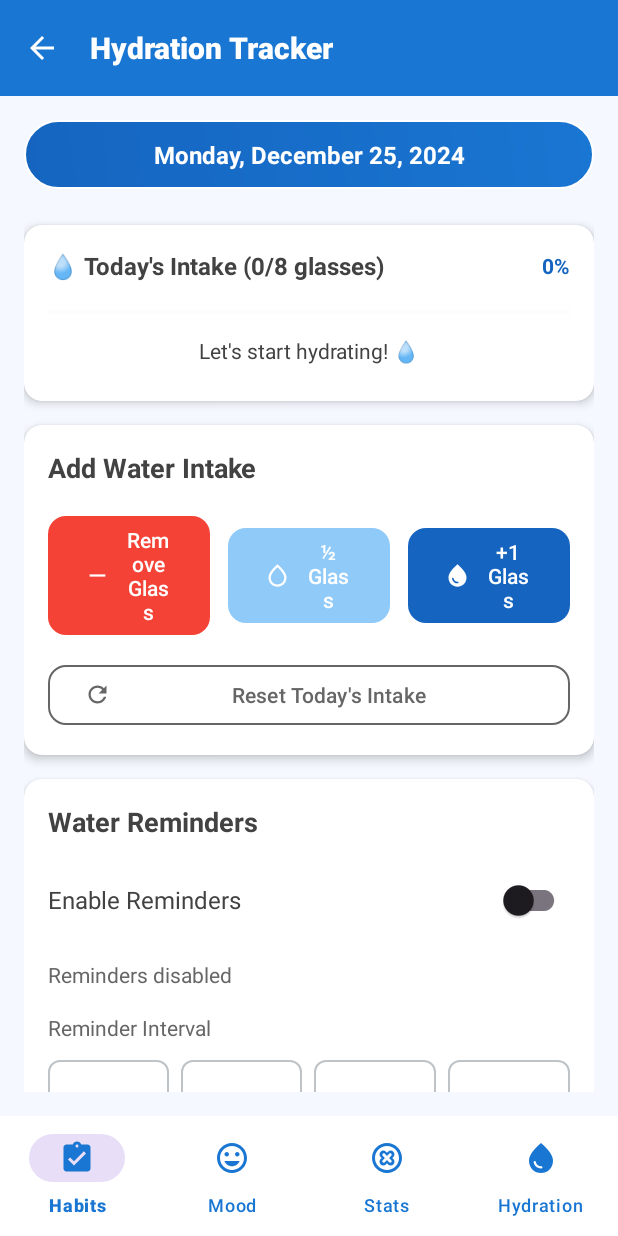
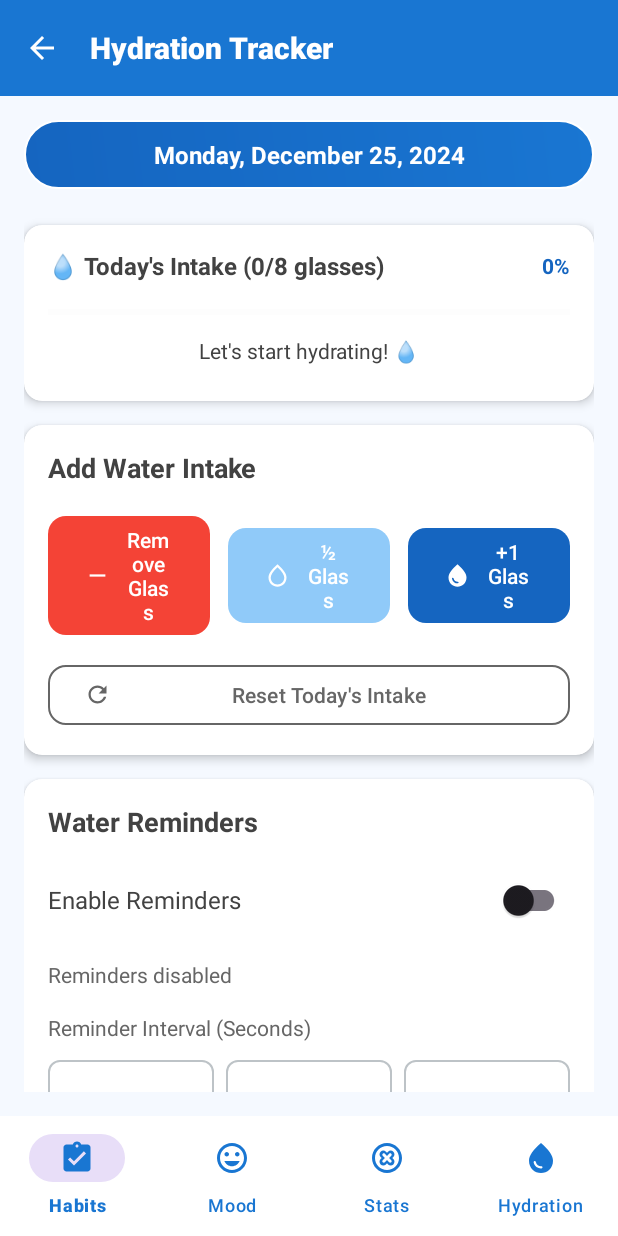
Before and after one commit to thusithassilva/HealthApp, an Android app: the layout activity_hydration.xml on its own in the app's theme, with its tools: preview values and no code run, on a phone screen of 412 x 824 dp. Run offline under Robolectric (Android 15) with nearby library versions, the phone set to English and light mode, and no system bars.

Commit message:
develop hydration
hydration problems solved

```diff
--- a/app/src/main/AndroidManifest.xml
+++ b/app/src/main/AndroidManifest.xml
@@ -8,6 +8,8 @@
     <uses-permission android:name="android.permission.ACCESS_FINE_LOCATION" />
     <uses-permission android:name="android.permission.ACCESS_COARSE_LOCATION" />
     <uses-permission android:name="android.permission.ACTIVITY_RECOGNITION" />
+    <uses-permission android:name="android.permission.SCHEDULE_EXACT_ALARM" />
+    <uses-permission android:name="android.permission.USE_EXACT_ALARM" />
 
     <application
         android:allowBackup="true"
@@ -26,7 +28,8 @@
             android:exported="false" />
         <activity
             android:name=".WaterReminderReceiver"
-            android:exported="false" /> <!-- Activities -->
+            android:exported="false" />
+        <!-- Activities -->
         <activity
             android:name=".SplashActivity"
             android:exported="true">
--- a/app/src/main/res/layout/activity_hydration.xml
+++ b/app/src/main/res/layout/activity_hydration.xml
@@ -285,7 +285,7 @@
                     <TextView
                         android:layout_width="match_parent"
                         android:layout_height="wrap_content"
-                        android:text="Reminder Interval"
+                        android:text="Reminder Interval (Seconds)"
                         android:textColor="@color/gray"
                         android:textSize="14sp"
                         android:layout_marginBottom="8dp" />
@@ -301,7 +301,7 @@
                             android:layout_height="wrap_content"
                             android:layout_weight="1"
                             android:layout_marginEnd="4dp"
-                            android:text="30 min"
+                            android:text="5 sec"
                             android:textSize="12sp"
                             app:cornerRadius="8dp"
                             app:backgroundTint="@color/white"
@@ -315,7 +315,7 @@
                             android:layout_weight="1"
                             android:layout_marginStart="4dp"
                             android:layout_marginEnd="4dp"
-                            android:text="60 min"
+                            android:text="10 sec"
                             android:textSize="12sp"
                             app:cornerRadius="8dp"
                             app:backgroundTint="@color/white"
@@ -328,21 +328,7 @@
                             android:layout_height="wrap_content"
                             android:layout_weight="1"
                             android:layout_marginStart="4dp"
-                            android:layout_marginEnd="4dp"
-                            android:text="90 min"
-                            android:textSize="12sp"
-                            app:cornerRadius="8dp"
-                            app:backgroundTint="@color/white"
-                            app:strokeColor="@color/input_border"
-                            app:strokeWidth="1dp" />
-
-                        <com.google.android.material.button.MaterialButton
-                            android:id="@+id/btn120min"
-                            android:layout_width="0dp"
-                            android:layout_height="wrap_content"
-                            android:layout_weight="1"
-                            android:layout_marginStart="4dp"
-                            android:text="120 min"
+                            android:text="15 sec"
                             android:textSize="12sp"
                             app:cornerRadius="8dp"
                             app:backgroundTint="@color/white"
```
Also changed, not shown: app/src/main/java/com/example/healthapp/HydrationActivity.kt (+104 -49 lines), app/src/main/java/com/example/healthapp/WaterReminderReceiver.kt (+28 -5 lines).
